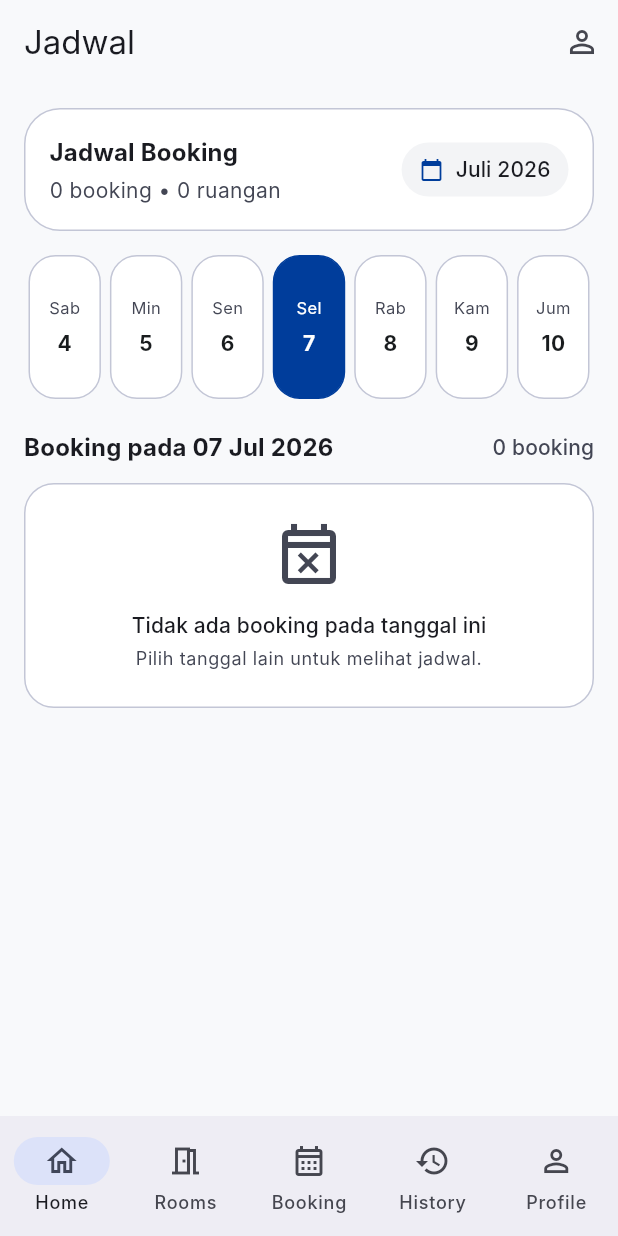
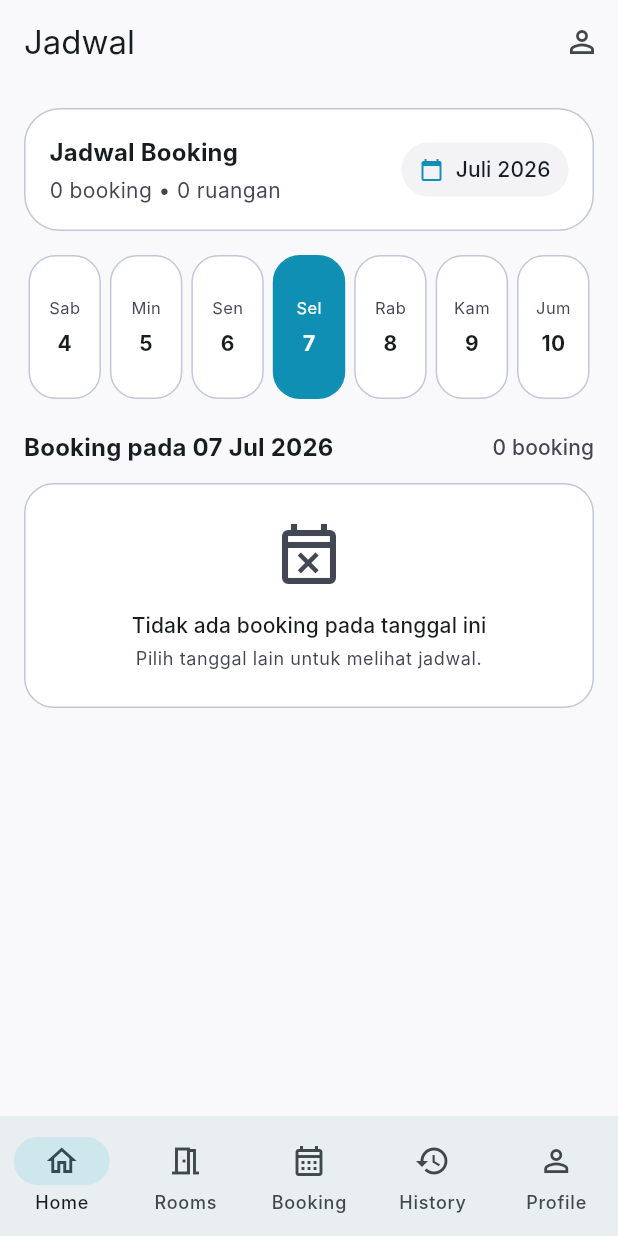
Before and after one commit to Rinka-63/ClassRent, a Flutter app: the AdminCalendarScreen screen opened by its route, on a phone screen of 412 x 824 dp. Run offline on Flutter 3.47's test engine with Material 3 defaults, Android fonts, the phone set to English and light mode, and no system bars; our stand-ins replace dio, fl_chart, flutter_dotenv, flutter_riverpod, fpdart, go_router and 7 more; missing offline and left inert: mobile_scanner; accounts and stored records are empty; Roboto replaces fonts that are missing (Inter).

Commit message:
mengubah app_colors.dart

```diff
--- a/lib/core/theme/app_colors.dart
+++ b/lib/core/theme/app_colors.dart
@@ -3,19 +3,37 @@ import 'package:flutter/material.dart';
 class AppColors {
   const AppColors._();
 
-  static const surface = Color(0xfff8f9fb);
+  static const surface = Color(0xfff9f9fc);
   static const surfaceContainerLowest = Color(0xffffffff);
-  static const surfaceContainerLow = Color(0xfff3f4f6);
-  static const surfaceContainer = Color(0xffedeef0);
-  static const onSurface = Color(0xff191c1e);
-  static const onSurfaceVariant = Color(0xff434654);
-  static const outline = Color(0xff737685);
+  static const surfaceContainerLow = Color(0xfff3f3f6);
+  static const surfaceContainer = Color(0xffeeeef0);
+  static const surfaceContainerHigh = Color(0xffe8e8ea);
+  static const surfaceContainerHighest = Color(0xffe2e2e5);
+  static const onSurface = Color(0xff1a1c1e);
+  static const onSurfaceVariant = Color(0xff434653);
+  static const outline = Color(0xff747685);
   static const outlineVariant = Color(0xffc3c6d6);
-  static const primary = Color(0xff003d9b);
-  static const primaryContainer = Color(0xff0052cc);
+  static const primary = Color(0xff0f8fb3);
+  static const primaryDeep = Color(0xff08718f);
+  static const primaryContainer = Color(0xffd8f3f9);
+  static const primaryFixedDim = Color(0xff9bdceb);
+  static const onPrimaryContainer = Color(0xff003642);
   static const onPrimary = Color(0xffffffff);
-  static const secondary = Color(0xff00687b);
-  static const secondaryContainer = Color(0xff50dcff);
-  static const tertiary = Color(0xff7b2600);
+  static const secondary = Color(0xff2458d3);
+  static const secondaryContainer = Color(0xffdbe5ff);
+  static const accent = Color(0xfffe893c);
+  static const accentContainer = Color(0xffffdbc9);
+  static const tertiary = Color(0xff424547);
+  static const success = Color(0xff14804a);
+  static const successContainer = Color(0xffdff7ea);
+  static const warning = Color(0xffb7791f);
+  static const warningContainer = Color(0xfffff1cf);
+  static const info = Color(0xff0369a1);
+  static const infoContainer = Color(0xffdff3ff);
   static const error = Color(0xffba1a1a);
+  static const errorContainer = Color(0xffffdad6);
+  static const onErrorContainer = Color(0xff93000a);
+
+  static const shadow = Color(0x0a000000);
+  static const shadowMedium = Color(0x14000000);
 }
```
